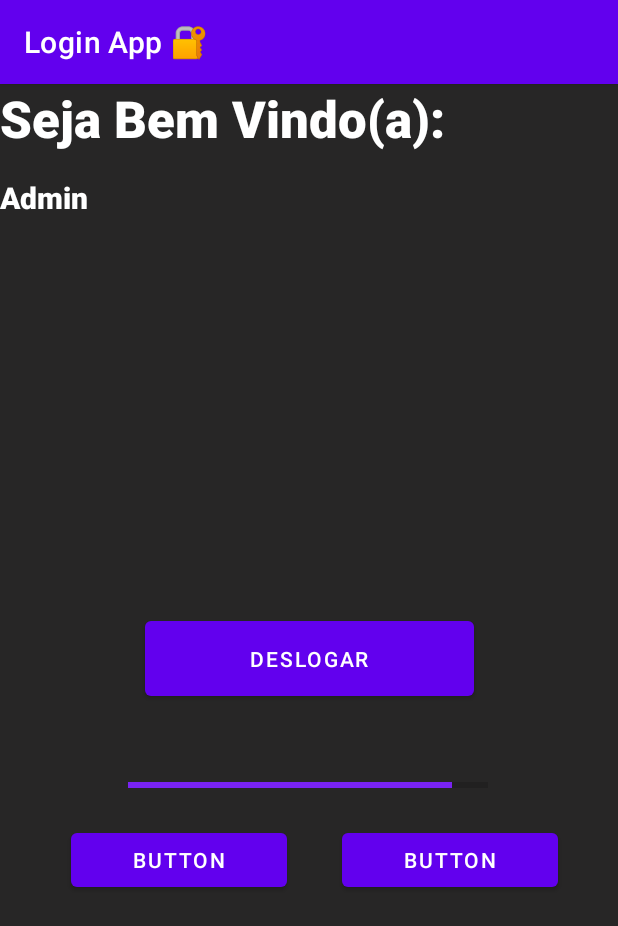
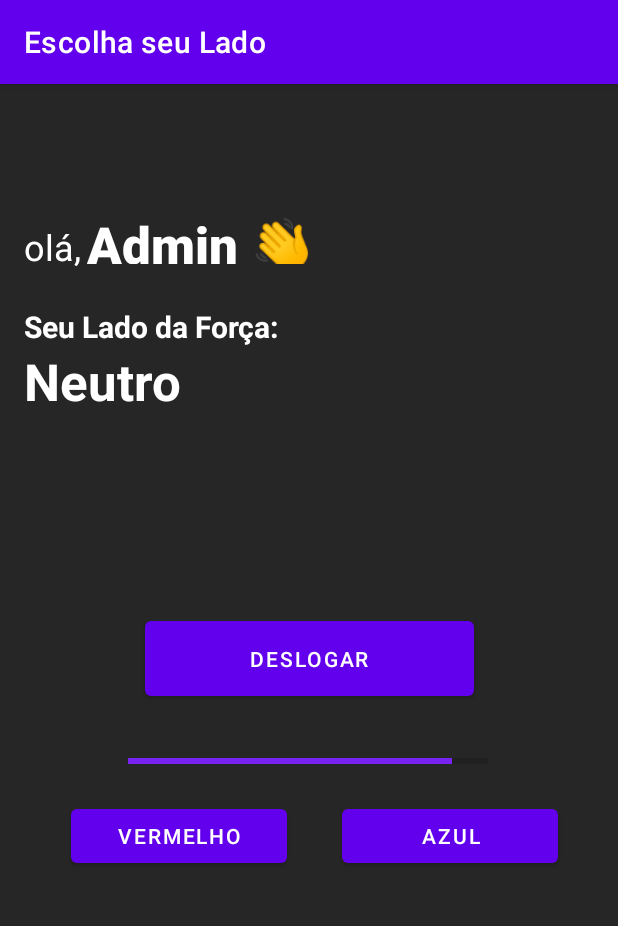
Before and after one commit to Geordani-Machado/ProjetoMobile, an Android app: the DashBoard screen opened directly, with no data from a screen before it, on a phone screen of 412 x 824 dp. Shown: the top 926 px of the screen. Run offline under Robolectric (Android 15) with nearby library versions, the light colour scheme and no system bars.

Commit message:
:tada: terceiro commit

```diff
--- a/app/src/main/java/br/com/uniritter/app1_2023_1/Activity2.java
+++ b/app/src/main/java/br/com/uniritter/app1_2023_1/Activity2.java
@@ -7,7 +7,7 @@ import android.content.Intent;
 import android.os.Bundle;
 import android.view.View;
 import android.widget.Button;
-import android.widget.TextView;
+import android.widget.EditText;
 import android.widget.Toast;
 
 public class Activity2 extends AppCompatActivity {
@@ -19,8 +19,8 @@ public class Activity2 extends AppCompatActivity {
         Button btn2_1 = findViewById(R.id.button2_1);
         Button Logar = findViewById(R.id.btn_logar);
 
-        TextView Nome = findViewById(R.id.login_name);
-        TextView Senha = findViewById(R.id.senha);
+        EditText Nome = findViewById(R.id.login_name);
+        EditText Senha = findViewById(R.id.senha);
         btn2_1.setOnClickListener(new View.OnClickListener() {
             @Override
             public void onClick(View view) {
--- a/app/src/main/java/br/com/uniritter/app1_2023_1/DashBoard.java
+++ b/app/src/main/java/br/com/uniritter/app1_2023_1/DashBoard.java
@@ -5,6 +5,8 @@ import android.content.Intent;
 import android.os.Bundle;
 import android.view.View;
 import android.widget.Button;
+import android.widget.EditText;
+import android.widget.TextView;
 
 import androidx.appcompat.app.AppCompatActivity;
 
@@ -16,7 +18,11 @@ public class DashBoard extends AppCompatActivity {
         super.onCreate(savedInstanceState);
         setContentView(R.layout.dashboard);
 
-        /* btn_sair = findViewById(R.id.btn_sair);
+        Button btn_sair = findViewById(R.id.btn_sair);
+        Button Soma = findViewById(R.id.btn_soma);
+        Button Azul = findViewById(R.id.btn_menos);
+
+        TextView Resultado = findViewById(R.id.Resultado);
 
         btn_sair.setOnClickListener(new View.OnClickListener() {
             @Override
@@ -26,6 +32,22 @@ public class DashBoard extends AppCompatActivity {
             }
         });
 
-         */
+        Soma.setOnClickListener(new View.OnClickListener(){
+
+            @Override
+            public void onClick(View view) {
+                 Resultado.setText("Vermelho ❤️");
+            }
+        });
+
+        Azul.setOnClickListener(new View.OnClickListener(){
+
+            @Override
+            public void onClick(View view) {
+                Resultado.setText("Azul 💙");
+            }
+        });
+
+
     }
 }
--- a/app/src/main/res/layout/dashboard.xml
+++ b/app/src/main/res/layout/dashboard.xml
@@ -13,16 +13,16 @@
         style="?android:attr/progressBarStyleHorizontal"
         android:layout_width="240dp"
         android:layout_height="11dp"
-        android:layout_marginTop="48dp"
+        android:layout_marginTop="32dp"
         android:progress="90"
         android:progressTint="#7923F2"
         app:layout_constraintEnd_toEndOf="parent"
         app:layout_constraintHorizontal_bias="0.497"
         app:layout_constraintStart_toStartOf="parent"
-        app:layout_constraintTop_toBottomOf="@+id/button2" />
+        app:layout_constraintTop_toBottomOf="@+id/btn_sair" />
 
     <Button
-        android:id="@+id/button2"
+        android:id="@+id/btn_sair"
         android:layout_width="219dp"
         android:layout_height="62dp"
         android:text="Deslogar"
@@ -34,48 +34,76 @@
 
     <TextView
         android:id="@+id/textView4"
-        android:layout_width="312dp"
-        android:layout_height="46dp"
-        android:fontFamily="sans-serif-black"
-        android:text="Seja Bem Vindo(a):"
+        android:layout_width="42dp"
+        android:layout_height="34dp"
+        android:layout_marginStart="16dp"
+        android:layout_marginTop="92dp"
+        android:fontFamily="sans-serif"
+        android:text="olá,"
         android:textColor="#FFFFFF"
-        android:textSize="34sp"
-        tools:layout_editor_absoluteX="28dp"
-        tools:layout_editor_absoluteY="51dp" />
+        android:textSize="24sp"
+        app:layout_constraintStart_toStartOf="parent"
+        app:layout_constraintTop_toTopOf="parent" />
 
     <TextView
         android:id="@+id/textView5"
-        android:layout_width="91dp"
-        android:layout_height="24dp"
-        android:layout_marginTop="16dp"
+        android:layout_width="217dp"
+        android:layout_height="36dp"
+        android:layout_marginTop="84dp"
         android:fontFamily="sans-serif-black"
-        android:text="Admin"
+        android:text="Admin 👋"
         android:textColor="#FFFFFF"
-        android:textSize="20sp"
-        app:layout_constraintTop_toBottomOf="@+id/textView4"
-        tools:layout_editor_absoluteX="28dp" />
+        android:textSize="34sp"
+        android:textStyle="bold"
+        app:layout_constraintStart_toEndOf="@+id/textView4"
+        app:layout_constraintTop_toTopOf="parent" />
 
     <Button
-        android:id="@+id/button4"
+        android:id="@+id/btn_menos"
         android:layout_width="144dp"
         android:layout_height="48dp"
         android:layout_marginTop="20dp"
         android:layout_marginEnd="40dp"
-        android:text="Button"
+        android:text="Azul"
         app:layout_constraintEnd_toEndOf="parent"
         app:layout_constraintTop_toBottomOf="@+id/progressBar4" />
 
     <Button
-        android:id="@+id/button5"
+        android:id="@+id/btn_soma"
         android:layout_width="144dp"
         android:layout_height="48dp"
         android:layout_marginStart="24dp"
         android:layout_marginTop="20dp"
         android:layout_marginEnd="8dp"
-        android:text="Button"
-        app:layout_constraintEnd_toStartOf="@+id/button4"
+        android:text="Vermelho"
+        app:layout_constraintEnd_toStartOf="@+id/btn_menos"
         app:layout_constraintHorizontal_bias="0.45"
         app:layout_constraintStart_toStartOf="parent"
         app:layout_constraintTop_toBottomOf="@+id/progressBar4" />
 
+    <TextView
+        android:id="@+id/textView6"
+        android:layout_width="192dp"
+        android:layout_height="27dp"
+        android:layout_marginStart="16dp"
+        android:layout_marginTop="28dp"
+        android:text="Seu Lado da Força:"
+        android:textColor="#FFFFFF"
+        android:textSize="20sp"
+        android:textStyle="bold"
+        app:layout_constraintStart_toStartOf="parent"
+        app:layout_constraintTop_toBottomOf="@+id/textView5" />
+
+    <TextView
+        android:id="@+id/Resultado"
+        android:layout_width="wrap_content"
+        android:layout_height="wrap_content"
+        android:layout_marginStart="16dp"
+        android:text="@string/Pontos"
+        android:textColor="#FFFFFF"
+        android:textSize="34sp"
+        android:textStyle="bold"
+        app:layout_constraintStart_toStartOf="parent"
+        app:layout_constraintTop_toBottomOf="@+id/textView6" />
+
 </androidx.constraintlayout.widget.ConstraintLayout>
--- a/app/src/main/res/values/strings.xml
+++ b/app/src/main/res/values/strings.xml
@@ -1,5 +1,6 @@
 <resources>
-    <string name="app_name">Login App 🔐</string>
+    <string name="app_name">Escolha seu Lado</string>
     <string name="btn_back">Voltar</string>
     <string name="welcome">ao lado negreo da força... Sua jornada se inicia aqui.. agora é um caminho sem volta</string>
+    <string name="Pontos">Neutro</string>
 </resources>
```
Also changed, not shown: app/src/main/res/layout/activity_2.xml (+23 -12 lines).
